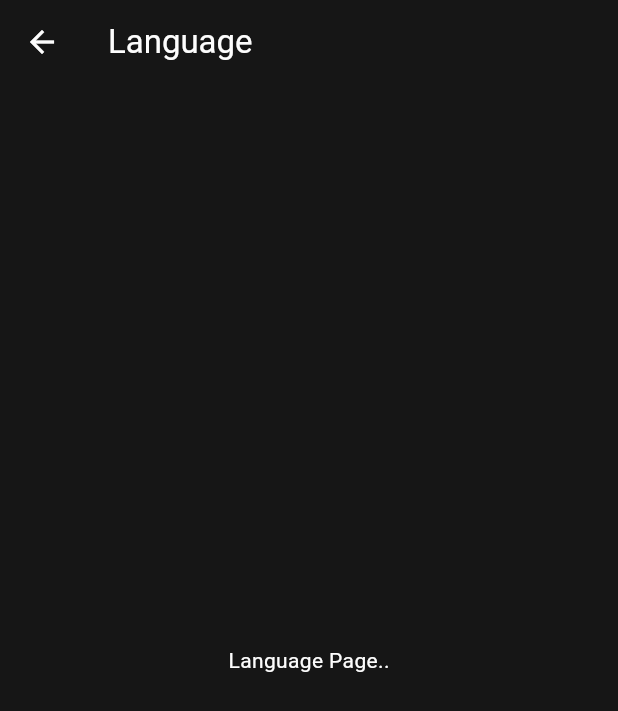
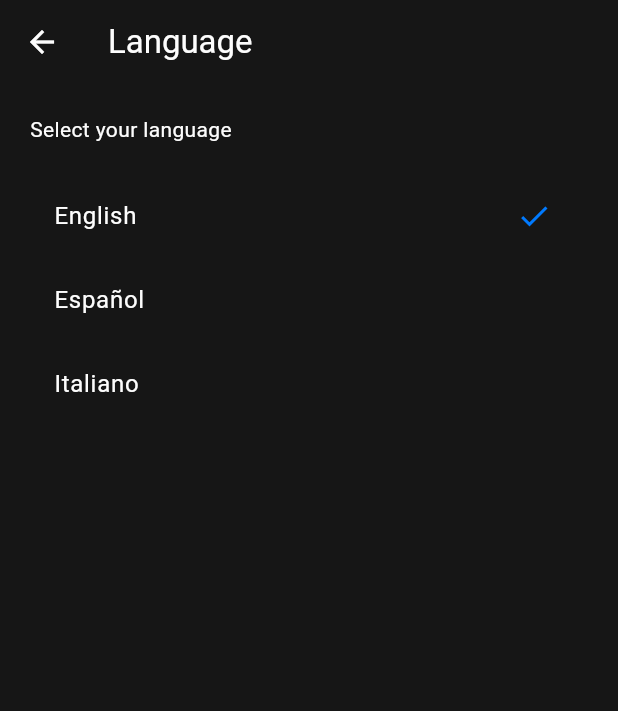
Before and after one commit to Room-Track/room_track_flutterapp, a Flutter app: the LanguageSettingsPage screen opened directly, on a phone screen of 412 x 824 dp. Shown: the top 711 px of the screen. Run offline on Flutter 3.47's test engine with Material 3 defaults, Android fonts, the phone set to English and light mode, and no system bars; our stand-ins replace firebase_auth, firebase_core, flutter_dotenv, flutter_riverpod, flutter_svg, shimmer; accounts and stored records are empty; generated files the repository leaves out were written again.

Commit message:
Parte de la app traducida, pagina de languajes funcionando

```diff
--- /dev/null
+++ b/lib/theme/lang.dart
@@ -0,0 +1,7 @@
+class LangScheme {
+  static const Map<String, String> namesByCode = {
+    'en': 'English',
+    'es': 'Español',
+    'it': 'Italiano'
+  };
+}
--- a/lib/views/home/favorites/failed.dart
+++ b/lib/views/home/favorites/failed.dart
@@ -1,6 +1,7 @@
 import 'package:flutter/material.dart';
 import 'package:flutter_svg/flutter_svg.dart';
 import 'package:room_track_flutterapp/theme/icon.dart';
+import 'package:flutter_gen/gen_l10n/app_localizations.dart';
 
 class FavoritesPageFailed extends StatelessWidget {
   const FavoritesPageFailed({
@@ -10,9 +11,10 @@ class FavoritesPageFailed extends StatelessWidget {
   @override
   Widget build(BuildContext context) {
     final theme = Theme.of(context);
+    final lang = AppLocalizations.of(context)!;
     return Scaffold(
       appBar: AppBar(
-        title: Text("Favorites"),
+        title: Text(lang.appBar0),
       ),
       body: Center(
         child: Column(
--- a/lib/views/home/favorites/page.dart
+++ b/lib/views/home/favorites/page.dart
@@ -1,6 +1,7 @@
 import 'package:flutter/material.dart';
 import 'package:room_track_flutterapp/components/favorite_card.dart';
 import 'package:room_track_flutterapp/types/favorite_card.dart';
+import 'package:flutter_gen/gen_l10n/app_localizations.dart';
 
 class FavoritesPage extends StatelessWidget {
   final Iterable<FavoriteCardType> favorites;
@@ -12,9 +13,10 @@ class FavoritesPage extends StatelessWidget {
 
   @override
   Widget build(BuildContext context) {
+    final lang = AppLocalizations.of(context)!;
     return Scaffold(
       appBar: AppBar(
-        title: Text("Favorites"),
+        title: Text(lang.appBar0),
       ),
       body: Align(
         alignment: Alignment.topCenter,
--- a/lib/views/home/favorites/skeleton.dart
+++ b/lib/views/home/favorites/skeleton.dart
@@ -1,5 +1,6 @@
 import 'package:flutter/material.dart';
 import 'package:room_track_flutterapp/components/favorite_skeleton.dart';
+import 'package:flutter_gen/gen_l10n/app_localizations.dart';
 
 class FavoritesPageSkeleton extends StatelessWidget {
   const FavoritesPageSkeleton({
@@ -8,9 +9,10 @@ class FavoritesPageSkeleton extends StatelessWidget {
 
   @override
   Widget build(BuildContext context) {
+    final lang = AppLocalizations.of(context)!;
     return Scaffold(
       appBar: AppBar(
-        title: Text("Favorites"),
+        title: Text(lang.appBar0),
       ),
       body: Align(
         alignment: Alignment.topCenter,
--- a/lib/views/settings/font.dart
+++ b/lib/views/settings/font.dart
@@ -2,6 +2,7 @@ import 'package:flutter/material.dart';
 import 'package:flutter_riverpod/flutter_riverpod.dart';
 import 'package:room_track_flutterapp/providers/theme.dart';
 import 'package:room_track_flutterapp/theme/text.dart';
+import 'package:flutter_gen/gen_l10n/app_localizations.dart';
 
 class FontSettingsPage extends ConsumerStatefulWidget {
   const FontSettingsPage({super.key});
@@ -25,17 +26,18 @@ class _FontSettingsPageState extends ConsumerState<FontSettingsPage> {
   @override
   Widget build(BuildContext context) {
     final theme = Theme.of(context);
+    final lang = AppLocalizations.of(context)!;
     _selected = ref.watch(themeProvider).textSchemeName;
     return Scaffold(
       appBar: AppBar(
-        title: Text("Font"),
+        title: Text(lang.settingFont),
       ),
       body: Padding(
         padding: const EdgeInsets.all(20),
         child: Column(
           crossAxisAlignment: CrossAxisAlignment.start,
           children: [
-            Text('Select your preferred font size'),
+            Text(lang.settingFontSub),
             const SizedBox(height: 20),
             Expanded(
               child: ListView.builder(
--- a/lib/views/settings/language.dart
+++ b/lib/views/settings/language.dart
@@ -1,15 +1,66 @@
 import 'package:flutter/material.dart';
+import 'package:flutter_riverpod/flutter_riverpod.dart';
+import 'package:room_track_flutterapp/providers/theme.dart';
+import 'package:flutter_gen/gen_l10n/app_localizations.dart';
+import 'package:room_track_flutterapp/theme/lang.dart';
+import 'package:flutter_gen/gen_l10n/app_localizations.dart';
 
-class LanguageSettingsPage extends StatelessWidget {
+class LanguageSettingsPage extends ConsumerStatefulWidget {
   const LanguageSettingsPage({super.key});
+
+  @override
+  ConsumerState<LanguageSettingsPage> createState() =>
+      _LanguageSettingsPageState();
+}
+
+class _LanguageSettingsPageState extends ConsumerState<LanguageSettingsPage> {
+  String _selected = '';
+
+  void _onTap(String name) {
+    if (name == _selected) {
+      return;
+    }
+    _selected = name;
+    ref.read(themeProvider).changeLanguageCode(name);
+    setState(() {});
+  }
+
   @override
   Widget build(BuildContext context) {
+    final theme = Theme.of(context);
+    final lang = AppLocalizations.of(context)!;
+    _selected = ref.watch(themeProvider).languageCode;
     return Scaffold(
       appBar: AppBar(
-        title: Text("Language"),
+        title: Text(lang.settingLanguage),
       ),
-      body: Center(
-        child: Text("Language Page.."),
+      body: Padding(
+        padding: const EdgeInsets.all(20),
+        child: Column(
+          crossAxisAlignment: CrossAxisAlignment.start,
+          children: [
+            Text(lang.settingLanguageSub),
+            const SizedBox(height: 20),
+            Expanded(
+              child: ListView.builder(
+                itemCount: AppLocalizations.supportedLocales.length,
+                itemBuilder: (context, index) {
+                  final value =
+                      AppLocalizations.supportedLocales[index].languageCode;
+                  return ListTile(
+                    title: Text("${LangScheme.namesByCode[value]}"),
+                    trailing: _selected == value
+                        ? Icon(Icons.check, color: theme.colorScheme.primary)
+                        : null,
+                    onTap: () {
+                      _onTap(value);
+                    },
+                  );
+                },
+              ),
+            ),
+          ],
+        ),
       ),
     );
   }
--- a/lib/views/settings/theme.dart
+++ b/lib/views/settings/theme.dart
@@ -2,6 +2,7 @@ import 'package:flutter/material.dart';
 import 'package:flutter_riverpod/flutter_riverpod.dart';
 import 'package:room_track_flutterapp/providers/theme.dart';
 import 'package:room_track_flutterapp/theme/color.dart';
+import 'package:flutter_gen/gen_l10n/app_localizations.dart';
 
 class ThemeSettingsPage extends ConsumerStatefulWidget {
   const ThemeSettingsPage({super.key});
@@ -25,17 +26,18 @@ class _ThemeSettingsPageState extends ConsumerState<ThemeSettingsPage> {
   @override
   Widget build(BuildContext context) {
     final theme = Theme.of(context);
+    final lang = AppLocalizations.of(context)!;
     _selectedTheme = ref.watch(themeProvider).colorSchemeName;
     return Scaffold(
       appBar: AppBar(
-        title: Text("Theme"),
+        title: Text(lang.settingTheme),
       ),
       body: Padding(
         padding: const EdgeInsets.all(20.0),
         child: Column(
           crossAxisAlignment: CrossAxisAlignment.start,
           children: [
-            Text('Select your theme'),
+            Text(lang.settingThemeSub),
             SizedBox(height: 20),
             Expanded(
                 child: ListView.builder(
--- a/pubspec.yaml
+++ b/pubspec.yaml
@@ -16,6 +16,9 @@ dependencies:
   http: ^1.2.2
   shimmer: ^3.0.0
   flutter_dotenv: ^5.2.1
+  intl: ^0.19.0
+  flutter_localizations:
+    sdk: flutter
 
 dev_dependencies:
   flutter_test:
@@ -23,6 +26,7 @@ dev_dependencies:
   flutter_lints: ^5.0.0
 
 flutter:
+  generate: true
   uses-material-design: true
   assets:
     - 'assets/background/logo.svg'
```
Also changed, not shown: lib/components/popup_menu.dart (+10 -8 lines), lib/l10n/app_en.arb (added, +53 -0 lines), lib/l10n/app_es.arb (added, +53 -0 lines), lib/l10n/app_it.arb (added, +53 -0 lines), lib/main.dart (+12 -4 lines), lib/providers/theme.dart (+8 -0 lines), lib/views/home/home_layout.dart (+5 -3 lines), lib/views/home/search/page_initial.dart (+7 -44 lines), lib/views/settings/profile.dart (+6 -4 lines), pubspec.lock.
